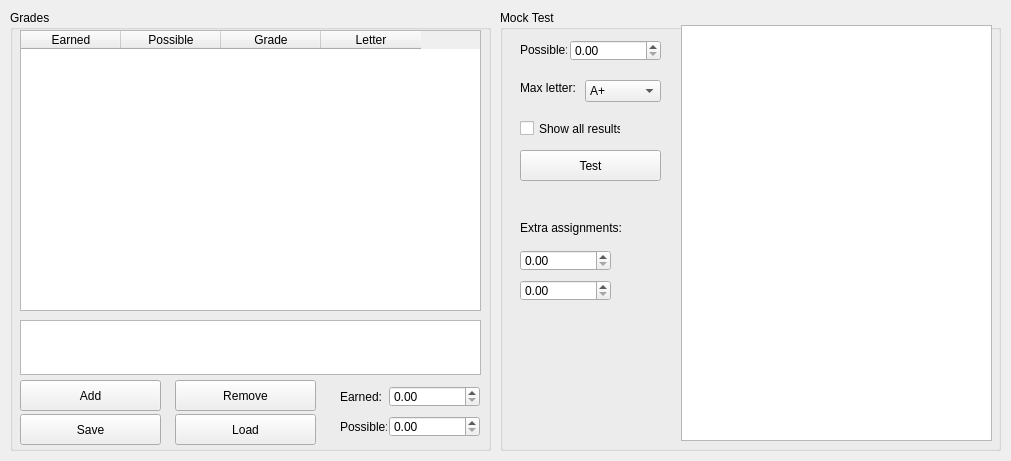
Qt form main.ui (AlexTheJPEG/grade-viewer) before a commit.
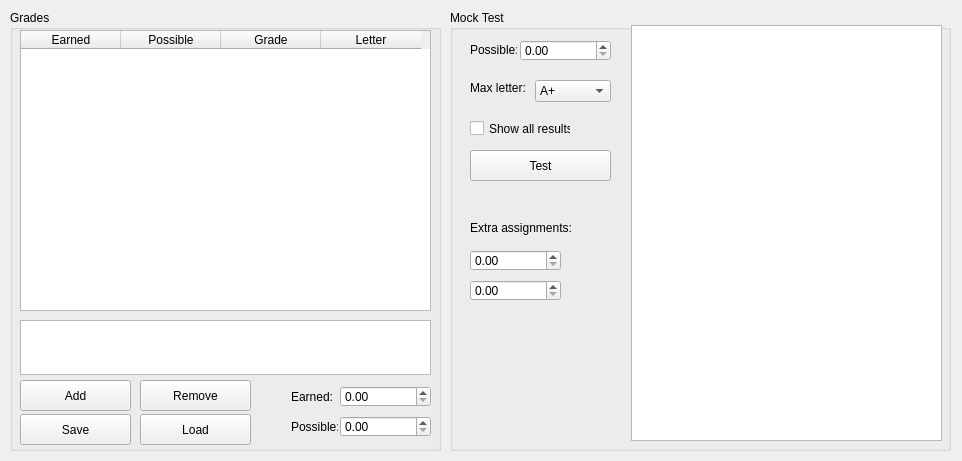
The same form after that commit.

Commit message: Make grades group box more compact

Patch:
```diff
--- a/main.ui
+++ b/main.ui
@@ -6,7 +6,7 @@
    <rect>
     <x>0</x>
     <y>0</y>
-    <width>1011</width>
+    <width>962</width>
     <height>461</height>
    </rect>
   </property>
@@ -19,7 +19,7 @@
      <rect>
       <x>10</x>
       <y>10</y>
-      <width>481</width>
+      <width>431</width>
       <height>441</height>
      </rect>
     </property>
@@ -31,7 +31,7 @@
       <rect>
        <x>10</x>
        <y>20</y>
-       <width>461</width>
+       <width>411</width>
        <height>281</height>
       </rect>
      </property>
@@ -64,7 +64,7 @@
       <rect>
        <x>10</x>
        <y>310</y>
-       <width>461</width>
+       <width>411</width>
        <height>55</height>
       </rect>
      </property>
@@ -74,7 +74,7 @@
       <rect>
        <x>10</x>
        <y>370</y>
-       <width>141</width>
+       <width>111</width>
        <height>31</height>
       </rect>
      </property>
@@ -85,9 +85,9 @@
     <widget class="QPushButton" name="removeButton">
      <property name="geometry">
       <rect>
-       <x>165</x>
+       <x>130</x>
        <y>370</y>
-       <width>141</width>
+       <width>111</width>
        <height>31</height>
       </rect>
      </property>
@@ -98,7 +98,7 @@
     <widget class="QDoubleSpinBox" name="earnedEntry">
      <property name="geometry">
       <rect>
-       <x>379</x>
+       <x>330</x>
        <y>376</y>
        <width>91</width>
        <height>21</height>
@@ -111,7 +111,7 @@
     <widget class="QDoubleSpinBox" name="possibleEntry">
      <property name="geometry">
       <rect>
-       <x>379</x>
+       <x>330</x>
        <y>406</y>
        <width>91</width>
        <height>21</height>
@@ -124,7 +124,7 @@
     <widget class="QLabel" name="earnedLabel">
      <property name="geometry">
       <rect>
-       <x>330</x>
+       <x>281</x>
        <y>380</y>
        <width>47</width>
        <height>13</height>
@@ -137,7 +137,7 @@
     <widget class="QLabel" name="possibleLabel">
      <property name="geometry">
       <rect>
-       <x>330</x>
+       <x>281</x>
        <y>410</y>
        <width>47</width>
        <height>13</height>
@@ -152,7 +152,7 @@
       <rect>
        <x>10</x>
        <y>404</y>
-       <width>141</width>
+       <width>111</width>
        <height>31</height>
       </rect>
      </property>
@@ -163,9 +163,9 @@
     <widget class="QPushButton" name="loadButton">
      <property name="geometry">
       <rect>
-       <x>165</x>
+       <x>130</x>
        <y>404</y>
-       <width>141</width>
+       <width>111</width>
        <height>31</height>
       </rect>
      </property>
@@ -177,7 +177,7 @@
    <widget class="QGroupBox" name="mockTestBox">
     <property name="geometry">
      <rect>
-      <x>500</x>
+      <x>450</x>
       <y>10</y>
       <width>501</width>
       <height>441</height>
```
The commit also changes 1 other file.
